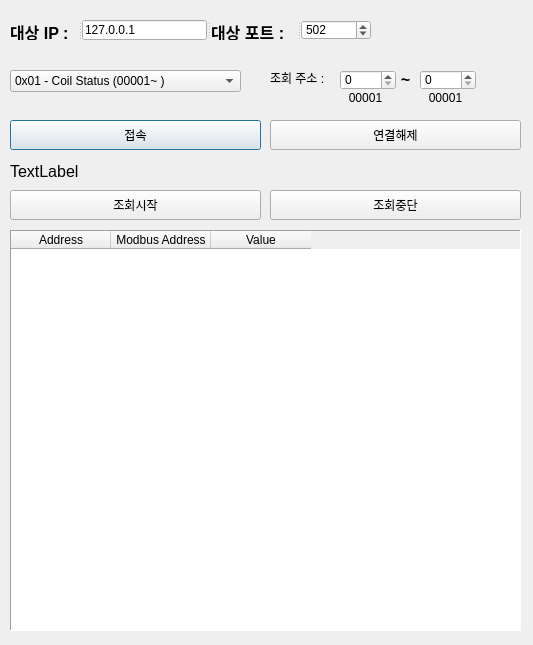
Above: modules/modbus_comm/modbus_test.ui from wkim300/BASS-BEMS before the change. Below: the same form after it.
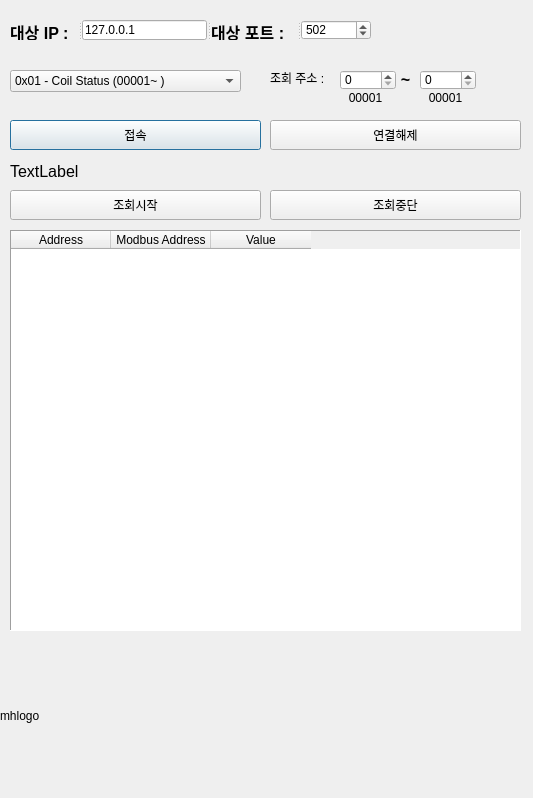
That is the form after the change.

```diff
--- a/modules/modbus_comm/modbus_test.ui
+++ b/modules/modbus_comm/modbus_test.ui
@@ -7,7 +7,7 @@
     <x>0</x>
     <y>0</y>
     <width>533</width>
-    <height>645</height>
+    <height>798</height>
    </rect>
   </property>
   <property name="windowTitle">
@@ -279,6 +279,19 @@
     <string>조회중단</string>
    </property>
   </widget>
+  <widget class="QLabel" name="logolabel">
+   <property name="geometry">
+    <rect>
+     <x>0</x>
+     <y>660</y>
+     <width>531</width>
+     <height>111</height>
+    </rect>
+   </property>
+   <property name="text">
+    <string>mhlogo</string>
+   </property>
+  </widget>
  </widget>
  <resources/>
  <connections/>
```
